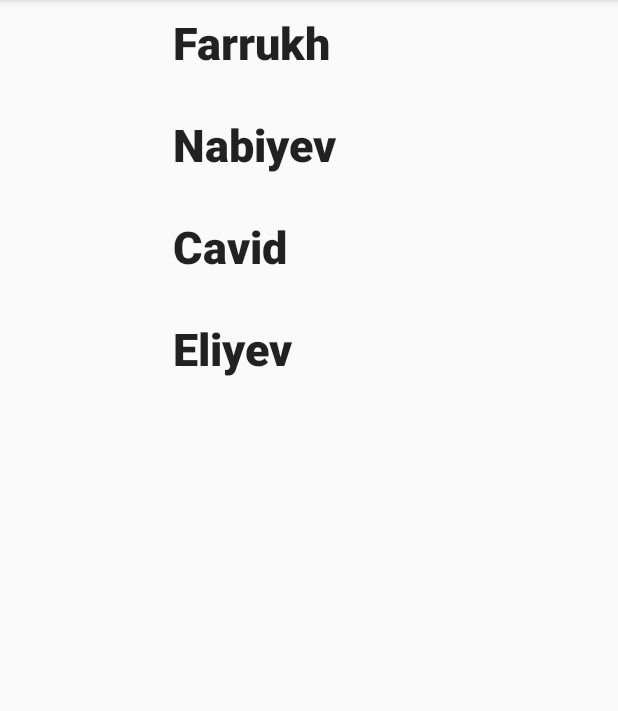
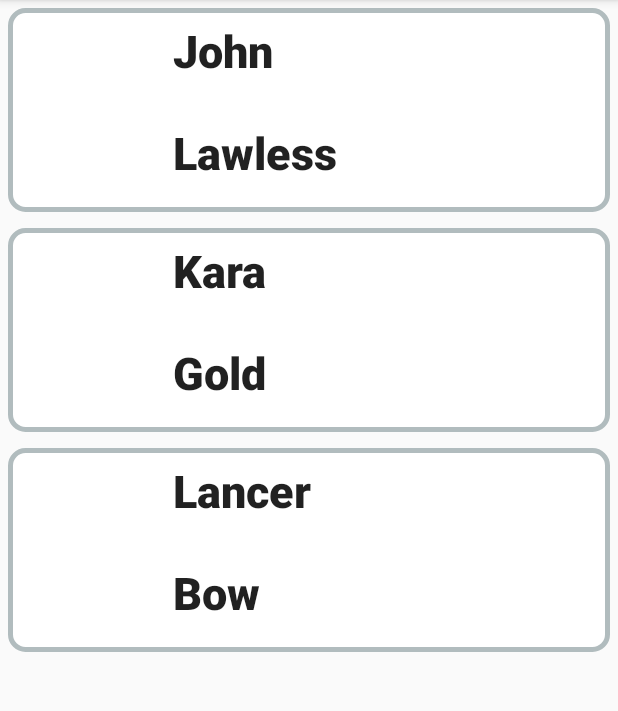
Before and after one commit to Nikcname/Android-Projects, an Android app: the screen it shows after launch (MainActivity), on a phone screen of 412 x 824 dp, the part 84-795 px from its top. Run offline under Robolectric (Android 15) with nearby library versions, the phone set to English and light mode, and no system bars.

Commit message:
Added Json Parser Moshi

```diff
--- a/RecycleInformation/app/build.gradle
+++ b/RecycleInformation/app/build.gradle
@@ -26,5 +26,5 @@ dependencies {
     androidTestImplementation 'com.android.support.test:runner:1.0.2'
     androidTestImplementation 'com.android.support.test.espresso:espresso-core:3.0.2'
     implementation 'com.android.support:recyclerview-v7:28.0.0'
-    implementation 'com.google.code.gson:gson:2.8.5'
+    implementation 'com.squareup.moshi:moshi:1.8.0'
 }
--- a/RecycleInformation/app/src/main/java/com/example/nikcname/recycleinformation/MainActivity.java
+++ b/RecycleInformation/app/src/main/java/com/example/nikcname/recycleinformation/MainActivity.java
@@ -5,65 +5,48 @@ import android.support.v7.app.AppCompatActivity;
 import android.os.Bundle;
 import android.support.v7.widget.LinearLayoutManager;
 import android.support.v7.widget.RecyclerView;
-import android.util.Log;
-import android.widget.Toast;
 
-import com.google.gson.Gson;
+import com.squareup.moshi.JsonAdapter;
+import com.squareup.moshi.Moshi;
 
-import org.json.JSONException;
-import org.json.JSONObject;
-
-import java.util.ArrayList;
-import java.util.List;
+import java.io.IOException;
 
 public class MainActivity extends AppCompatActivity {
 
     private RecyclerView recyclerView;
     private RecyclerView.Adapter myAdapter;
     private RecyclerView.LayoutManager myLayoutManager;
-    private List<Student> students;
+    private StudentAdapter studentAdapter;
 
     @Override
     protected void onCreate(Bundle savedInstanceState) {
         super.onCreate(savedInstanceState);
         setContentView(R.layout.activity_main);
 
-        students = new ArrayList<>();
         recyclerView = findViewById(R.id.recycleInfoView);
         myLayoutManager = new LinearLayoutManager(this);
         recyclerView.setLayoutManager(myLayoutManager);
-        myAdapter = new InfoAdapter(students);
+
+
+        String jsonString = "{\"students\":[{\"aGrade\":8.5,\"aName\":\"John\",\"aPhoneNumber\":5550123,\"aSurname\":\"Lawless\",\"anAge\":45},{\"aGrade\":7.9,\"aName\":\"Kara\",\"aPhoneNumber\":4541123,\"aSurname\":\"Gold\",\"anAge\":19},{\"aGrade\":6.1,\"aName\":\"Lancer\",\"aPhoneNumber\":7845466,\"aSurname\":\"Bow\",\"anAge\":28}]}";
+        Moshi moshi = new Moshi.Builder().build();
+        JsonAdapter<StudentAdapter> jsonAdapter = moshi.adapter(StudentAdapter.class);
+
+        try {
+            studentAdapter = jsonAdapter.fromJson(jsonString);
+        } catch (IOException e) {
+            e.printStackTrace();
+        }
+
+
+        myAdapter = new InfoAdapter(studentAdapter.getStudents());
         recyclerView.setAdapter(myAdapter);
+
     }
 
     @Override
     protected void onStart() {
         super.onStart();
-
-        String jsonSt = "{\"name\":\"Farrukh\",\"surname\":\"Nabiyev\",\"phone\":5578211,\"grade\":82.4,\"age\":22}";
-
-        Gson gson = new Gson();
-
-        Student student1 = gson.fromJson(jsonSt, Student.class);
-
-        try {
-            JSONObject obj = new JSONObject(jsonSt);
-
-            for (int i = 0; i < obj.length(); i++){
-
-                Log.d("tedd", String.valueOf(obj.names().get(i)));
-            }
-
-
-        } catch (JSONException e) {
-            Log.e("tedd", e.toString());
-        }
-
-        students.add(new Student("Farrukh", "Nabiyev",
-                5578211, 82.4, 22));
-
-        students.add(new Student("Cavid", "Eliyev",
-                4791544, 74.4, 22));
 
         ((InfoAdapter) myAdapter).setOnItemClickListener(new InfoAdapter.Click() {
             @Override
@@ -73,11 +56,13 @@ public class MainActivity extends AppCompatActivity {
 
                 Bundle bundle = new Bundle();
 
-                bundle.putSerializable("info", students.get(position));
+                bundle.putSerializable("info", studentAdapter.getStudents().get(position));
 
                 intent.putExtras(bundle);
 
                 startActivity(intent);
+
+                myAdapter.notifyDataSetChanged();
 
             }
         });
--- /dev/null
+++ b/RecycleInformation/app/src/main/java/com/example/nikcname/recycleinformation/StudentAdapter.java
@@ -0,0 +1,16 @@
+package com.example.nikcname.recycleinformation;
+
+import java.util.List;
+
+public class StudentAdapter {
+
+    private List<Student> students;
+
+    public List<Student> getStudents() {
+        return students;
+    }
+
+    public void setStudents(List<Student> students) {
+        this.students = students;
+    }
+}
--- /dev/null
+++ b/RecycleInformation/app/src/main/res/drawable/layout_border.xml
@@ -0,0 +1,7 @@
+<?xml version="1.0" encoding="UTF-8"?>
+<shape xmlns:android="http://schemas.android.com/apk/res/android">
+    <solid android:color="#FFFFFF"/>
+    <stroke android:width="3dip" android:color="#B1BCBE" />
+    <corners android:radius="10dip"/>
+    <padding android:left="0dip" android:top="0dip" android:right="0dip" android:bottom="0dip" />
+</shape>
--- a/RecycleInformation/app/src/main/res/layout/rec_info_item.xml
+++ b/RecycleInformation/app/src/main/res/layout/rec_info_item.xml
@@ -2,8 +2,11 @@
 <android.support.constraint.ConstraintLayout xmlns:android="http://schemas.android.com/apk/res/android"
     xmlns:app="http://schemas.android.com/apk/res-auto"
     xmlns:tools="http://schemas.android.com/tools"
+    android:id="@+id/p"
     android:layout_width="match_parent"
-    android:layout_height="wrap_content">
+    android:layout_height="wrap_content"
+    android:layout_margin="5dp"
+    android:background="@drawable/layout_border">
 
     <TextView
         android:id="@+id/textViewName"
```
Also changed, not shown: RecycleInformation/app/src/main/java/com/example/nikcname/recycleinformation/Student.java (+21 -0 lines).
